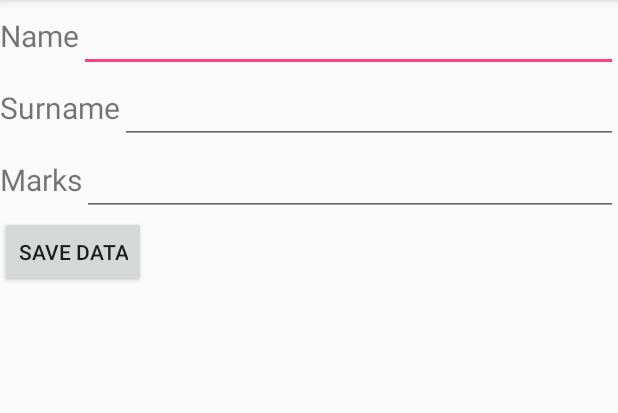
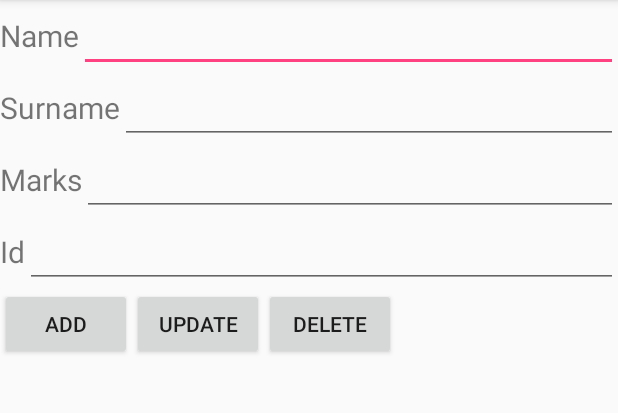
Before and after one commit to rodrigo-rufino/EC205_L1_DnD, an Android app: the screen it shows after launch (MainActivity), on a phone screen of 412 x 824 dp, the part 84-497 px from its top. Run offline under Robolectric (Android 15) with nearby library versions, the phone set to English and light mode, and no system bars.

Commit message:
Criação de ListView

```diff
--- a/DataBaseTest/app/build.gradle
+++ b/DataBaseTest/app/build.gradle
@@ -27,4 +27,5 @@ dependencies {
     compile 'com.android.support:appcompat-v7:25.3.0'
     compile 'com.android.support.constraint:constraint-layout:1.0.0-beta4'
     testCompile 'junit:junit:4.12'
+    compile 'com.android.support:design:25.3.0'
 }
--- a/DataBaseTest/app/src/main/AndroidManifest.xml
+++ b/DataBaseTest/app/src/main/AndroidManifest.xml
@@ -9,7 +9,8 @@
         android:roundIcon="@mipmap/ic_launcher_round"
         android:supportsRtl="true"
         android:theme="@style/AppTheme">
-        <activity android:name=".MainActivity">
+        <activity android:name=".MainActivity"
+            android:windowSoftInputMode="stateHidden|adjustResize">
             <intent-filter>
                 <action android:name="android.intent.action.MAIN" />
 
--- a/DataBaseTest/app/src/main/java/com/android/developer/databasetest/MainActivity.java
+++ b/DataBaseTest/app/src/main/java/com/android/developer/databasetest/MainActivity.java
@@ -5,13 +5,18 @@ import android.support.v7.app.AlertDialog;
 import android.support.v7.app.AppCompatActivity;
 import android.os.Bundle;
 import android.view.View;
+import android.widget.AdapterView;
+import android.widget.ArrayAdapter;
 import android.widget.Button;
 import android.widget.EditText;
+import android.widget.ListView;
 import android.widget.Toast;
 
 public class MainActivity extends AppCompatActivity {
-    EditText editName, editSurname,editMarks;
-    Button btnAddData, btnViewAll;
+    EditText editName, editSurname,editMarks, editId;
+    Button btnAddData, btnUpdate, btnDelete;
+    ListView list;
+    ArrayAdapter<String> listAdapter;
 
     DatabaseHelper myDb;
     @Override
@@ -23,10 +28,30 @@ public class MainActivity extends AppCompatActivity {
         editName = (EditText) findViewById(R.id.name_edit_text);
         editSurname = (EditText) findViewById(R.id.surname_edit_text);
         editMarks = (EditText) findViewById(R.id.marks_edit_text);
+        editId = (EditText) findViewById(R.id.id_edit_text);
         btnAddData = (Button) findViewById(R.id.add_button);
-        btnViewAll = (Button) findViewById(R.id.viewData_button);
+        btnUpdate = (Button) findViewById(R.id.update_button);
+        btnDelete = (Button) findViewById(R.id.delete_button);
+
+        list = (ListView) findViewById(R.id.list);
+        listAdapter = new ArrayAdapter<String>(this, R.layout.list_item);
+        list.setAdapter(listAdapter);
+        ViewAll();
         AddData();
-        ViewAll();
+        Update();
+        Delete();
+        listItemClick();
+    }
+
+    public void listItemClick(){
+        list.setOnItemClickListener(new AdapterView.OnItemClickListener() {
+            @Override
+            public void onItemClick(AdapterView<?> adapterView, View view, int i, long l) {
+                String[] parts = String.valueOf(listAdapter.getItem(i)).split("-");
+                String id = parts[0];
+                ViewItem(id);
+            }
+        });
     }
 
     public void AddData(){
@@ -42,17 +67,13 @@ public class MainActivity extends AppCompatActivity {
                         Toast.makeText(MainActivity.this,"Data Inserted.", Toast.LENGTH_LONG).show();
                     else
                         Toast.makeText(MainActivity.this,"Data not Inserted.", Toast.LENGTH_LONG).show();
-                    editName.setText("");
-                    editSurname.setText("");
-                    editMarks.setText("");
+                    clearFields();
+                    ViewAll();
                 }
             }
         );
     }
     public void ViewAll(){
-        btnViewAll.setOnClickListener(new View.OnClickListener() {
-            @Override
-            public void onClick(View view) {
         Cursor res = myDb.getAllData();
         if(res.getCount() == 0) {
             Toast.makeText(MainActivity.this, "Empty.", Toast.LENGTH_LONG).show();
@@ -60,13 +81,66 @@ public class MainActivity extends AppCompatActivity {
             return;
         }
         StringBuffer buffer = new StringBuffer();
+        listAdapter.clear();
         while (res.moveToNext()){
+            buffer.append(res.getString(0)+"-");
+            buffer.append("Name: "+res.getString(1)+"\n");
+            listAdapter.add(buffer.toString());
+            buffer.setLength(0);
+        }
+        clearFields();
+    }
+
+    public void ViewItem(String id){
+        Cursor res = myDb.getAllData();
+        if(res.getCount() == 0) {
+            Toast.makeText(MainActivity.this, "Empty.", Toast.LENGTH_LONG).show();
+            showMessage("Error", "Nothing found.");
+            return;
+        }
+        for(int i = 0; i<res.getCount(); i++){
+            res.moveToPosition(i);
+            if(id.compareTo(res.getString(0))==0) {
+                StringBuffer buffer = new StringBuffer();
                 buffer.append("Id: "+res.getString(0)+"\n");
                 buffer.append("Name: "+res.getString(1)+"\n");
                 buffer.append("Surname: "+res.getString(2)+"\n");
-                    buffer.append("Marks: "+res.getString(3)+"\n\n");
+                buffer.append("Marks: "+res.getString(3));
+                Toast.makeText(MainActivity.this, buffer, Toast.LENGTH_LONG).show();
             }
-                showMessage("Data", buffer.toString());
+        }
+    }
+
+    public void Update(){
+        btnUpdate.setOnClickListener(new View.OnClickListener() {
+            @Override
+            public void onClick(View view) {
+                boolean isUpdated = myDb.UpdateData(
+                        editId.getText().toString(),
+                        editName.getText().toString(),
+                        editSurname.getText().toString(),
+                        editMarks.getText().toString());
+                if(isUpdated){
+                    Toast.makeText(MainActivity.this,"Data Updated.", Toast.LENGTH_LONG).show();
+                }
+                else Toast.makeText(MainActivity.this,"Update error.", Toast.LENGTH_LONG).show();
+                clearFields();
+                ViewAll();
+            }
+        });
+    }
+
+    public void Delete(){
+        btnDelete.setOnClickListener(new View.OnClickListener() {
+            @Override
+            public void onClick(View view) {
+                Integer deletedRows = myDb.deleteData(editId.getText().toString());
+                if(deletedRows>0)
+                    Toast.makeText(MainActivity.this,"Data deleted.", Toast.LENGTH_LONG).show();
+                else
+                    Toast.makeText(MainActivity.this,"Data not deleted.", Toast.LENGTH_LONG).show();
+                clearFields();
+                ViewAll();
             }
         });
     }
@@ -78,4 +152,11 @@ public class MainActivity extends AppCompatActivity {
         builder.setMessage(message);
         builder.show();
     }
+
+    public void clearFields(){
+        editName.setText("");
+        editSurname.setText("");
+        editMarks.setText("");
+        editId.setText("");
     }
+}
--- a/DataBaseTest/app/src/main/res/layout/activity_main.xml
+++ b/DataBaseTest/app/src/main/res/layout/activity_main.xml
@@ -40,26 +40,64 @@
             android:id="@+id/surname_edit_text"/>
     </LinearLayout>
     <LinearLayout
+    android:layout_width="match_parent"
+    android:layout_height="wrap_content"
+    android:orientation="horizontal">
+    <TextView
+        android:layout_width="wrap_content"
+        android:layout_height="wrap_content"
+        android:text="Marks"
+        android:textSize="20dp"
+        android:id="@+id/marks_text_view"/>
+    <EditText
+        android:layout_width="match_parent"
+        android:layout_height="wrap_content"
+        android:textSize="20dp"
+        android:id="@+id/marks_edit_text"/>
+</LinearLayout>
+    <LinearLayout
         android:layout_width="match_parent"
         android:layout_height="wrap_content"
         android:orientation="horizontal">
         <TextView
             android:layout_width="wrap_content"
             android:layout_height="wrap_content"
-            android:text="Marks"
+            android:text="Id"
             android:textSize="20dp"
-            android:id="@+id/marks_text_view"/>
+            android:id="@+id/id_text_view"/>
         <EditText
             android:layout_width="match_parent"
             android:layout_height="wrap_content"
             android:textSize="20dp"
-            android:id="@+id/marks_edit_text"/>
+            android:id="@+id/id_edit_text"/>
     </LinearLayout>
-
-    <Button
+    <LinearLayout
         android:layout_width="wrap_content"
         android:layout_height="wrap_content"
-        android:text="Save Data"
-        android:id="@+id/add_button"/>
+        android:orientation="horizontal">
+        <Button
+            android:layout_width="wrap_content"
+            android:layout_height="wrap_content"
+            android:text="Add"
+            android:id="@+id/add_button"/>
+        <Button
+            android:layout_width="wrap_content"
+            android:layout_height="wrap_content"
+            android:text="Update"
+            android:id="@+id/update_button"/>
 
+        <Button
+            android:layout_width="wrap_content"
+            android:layout_height="wrap_content"
+            android:text="Delete"
+            android:id="@+id/delete_button"/>
+    </LinearLayout>
+    <ListView
+        android:id="@+id/list"
+        android:layout_width="match_parent"
+        android:layout_height="wrap_content"
+        android:transcriptMode="alwaysScroll"
+        android:divider="@null"
+        android:dividerHeight="3dp"
+        android:paddingBottom="15dp"/>
 </android.support.v7.widget.LinearLayoutCompat>
--- /dev/null
+++ b/DataBaseTest/app/src/main/res/layout/list_item.xml
@@ -0,0 +1,5 @@
+<?xml version="1.0" encoding="utf-8"?>
+<TextView xmlns:android="http://schemas.android.com/apk/res/android"
+    android:layout_width="match_parent"
+    android:layout_height="wrap_content"
+    android:textSize="20dp"/>
```
Also changed, not shown: DataBaseTest/app/src/main/java/com/android/developer/databasetest/DatabaseHelper.java (+16 -0 lines). Lines whose indentation alone changed are shown as unchanged.
